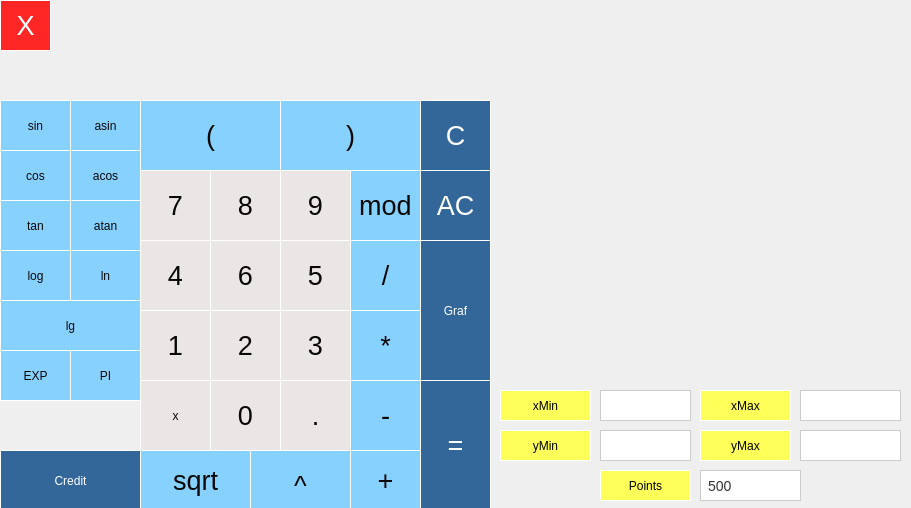
Qt form src/Calculator/calculator/view/calculator/main.ui (HV220/SmartCalculator) before a commit.
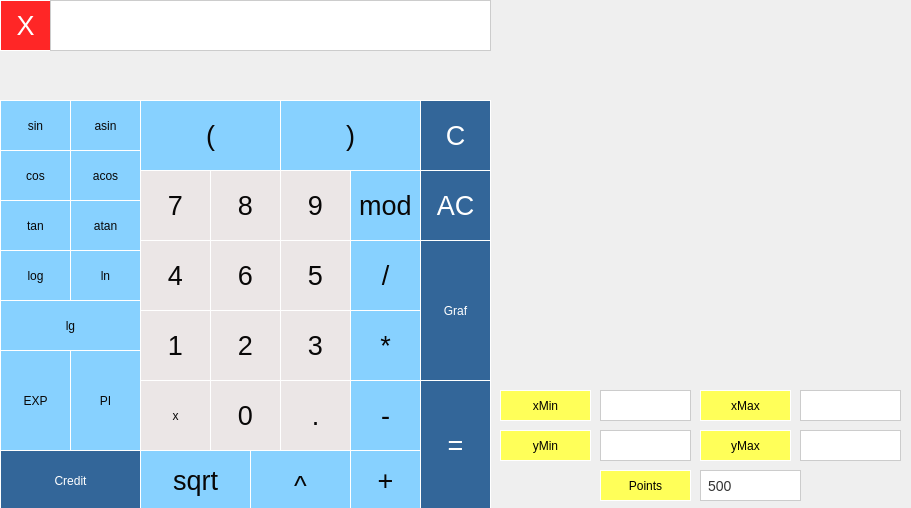
The same form after that commit. Custom widgets are drawn as their Qt base class.

Commit message: fixs some bags, delete class deposit, ui's changes

The edit to the form file:
```diff
--- a/src/Calculator/calculator/view/calculator/main.ui
+++ b/src/Calculator/calculator/view/calculator/main.ui
@@ -375,60 +375,6 @@
      <string>.</string>
     </property>
    </widget>
-   <widget class="QLabel" name="result_tmp">
-    <property name="enabled">
-     <bool>true</bool>
-    </property>
-    <property name="geometry">
-     <rect>
-      <x>50</x>
-      <y>10</y>
-      <width>441</width>
-      <height>41</height>
-     </rect>
-    </property>
-    <property name="font">
-     <font>
-      <family>Arial</family>
-      <pointsize>-1</pointsize>
-      <weight>50</weight>
-      <italic>false</italic>
-      <bold>false</bold>
-     </font>
-    </property>
-    <property name="styleSheet">
-     <string notr="true">QLabel {
-    font-family: Arial;
-    font-size: 20px;
-    color: #000000;
-    background-color:rgba(162, 171, 184, 0);
-    padding: 5px;
-    border: 5 px solid #D4D4D4;
-}
-
-QLabel#styledLabel {
-    font-weight: bold;
-    border: 5 px solid #D4D4D4;
-}
-
-QLabel#highlightedLabel {
-    background-color: #FFFF59;
-    border: 5 px solid #D4D4D4;
-}
-
-QLabel#styledHighlightedLabel {
-    font-weight: bold;
-    background-color: #FFFF59;
-    border: 5 px solid #D4D4D4;
-}</string>
-    </property>
-    <property name="text">
-     <string/>
-    </property>
-    <property name="alignment">
-     <set>Qt::AlignRight|Qt::AlignTrailing|Qt::AlignVCenter</set>
-    </property>
-   </widget>
    <widget class="QPushButton" name="pushButton_AC">
     <property name="geometry">
      <rect>
@@ -1846,7 +1792,7 @@
       <x>0</x>
       <y>350</y>
       <width>71</width>
-      <height>51</height>
+      <height>101</height>
      </rect>
     </property>
     <property name="styleSheet">
@@ -1880,7 +1826,7 @@
       <x>70</x>
       <y>350</y>
       <width>71</width>
-      <height>51</height>
+      <height>101</height>
      </rect>
     </property>
     <property name="styleSheet">
@@ -1943,6 +1889,40 @@
      <string>yMax</string>
     </property>
    </widget>
+   <widget class="QLineEdit" name="result_tmp">
+    <property name="geometry">
+     <rect>
+      <x>50</x>
+      <y>0</y>
+      <width>441</width>
+      <height>51</height>
+     </rect>
+    </property>
+    <property name="styleSheet">
+     <string notr="true">QLineEdit {
+    font-family: Arial;
+    font-size: 14px;
+    color: #333333;
+    background-color: #ffffff;
+    border: 1px solid #cccccc;
+    padding: 5px;
+}
+
+QLineEdit:hover {
+    background-color: #f2f2f2;
+    border-color: #336699;
+}
+
+QLineEdit:focus {
+    border-color: #336699;
+}
+
+QLineEdit:disabled {
+    background-color: #f2f2f2;
+    color: #999999;
+}</string>
+    </property>
+   </widget>
    <zorder>pushButton_sqrt</zorder>
    <zorder>pushButton_07</zorder>
    <zorder>pushButton_01</zorder>
@@ -1952,7 +1932,6 @@
    <zorder>pushButton_mult</zorder>
    <zorder>pushButton_03</zorder>
    <zorder>pushButton_dot</zorder>
-   <zorder>result_tmp</zorder>
    <zorder>pushButton_AC</zorder>
    <zorder>pushButton_mod</zorder>
    <zorder>pushButton_minus</zorder>
@@ -1994,6 +1973,7 @@
    <zorder>pushButton_PI</zorder>
    <zorder>widget</zorder>
    <zorder>pushButton_valueYMax</zorder>
+   <zorder>result_tmp</zorder>
   </widget>
  </widget>
  <customwidgets>
```
The commit also changes 8 other files.
